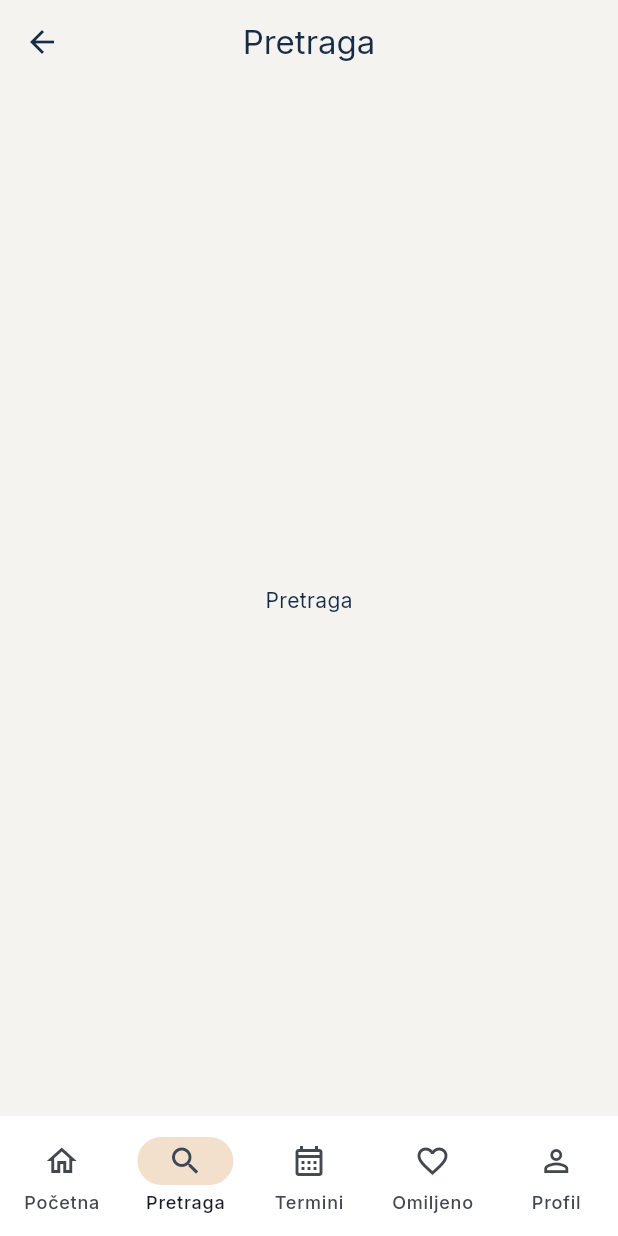
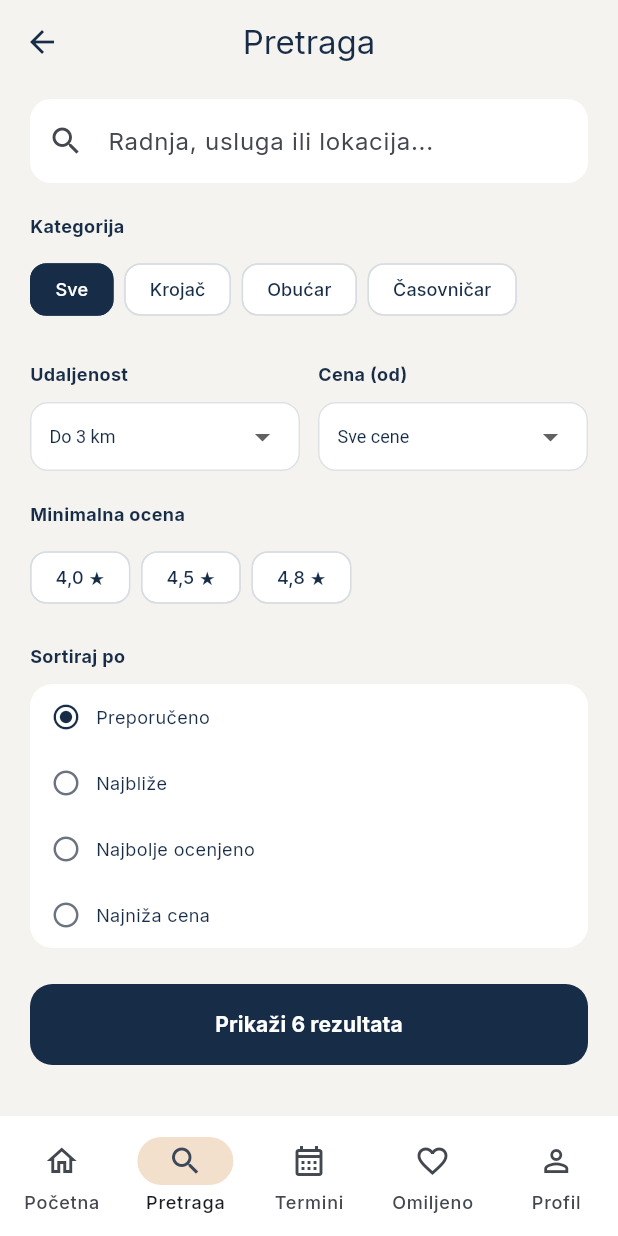
Before and after one commit to tamaravuj/zanat, a Flutter app: the MainShell screen opened by its route, item 2 of the bottom bar chosen, on a phone screen of 412 x 824 dp. Run offline on Flutter 3.47's test engine with Material 3 defaults, Android fonts, the phone set to English and light mode, and no system bars; our stand-ins replace google_fonts; network calls fail.

Commit message:
search and results screens

```diff
--- a/zanat/lib/navigation/app_router.dart
+++ b/zanat/lib/navigation/app_router.dart
@@ -8,6 +8,8 @@ import '../screens/auth/splash_screen.dart';
 import 'app_routes.dart';
 import 'main_shell.dart';
 import '../screens/categories_screen.dart';
+import '../models/search_filters.dart';
+import '../screens/search_results_screen.dart';
 
 class AppRouter {
   AppRouter._();
@@ -28,6 +30,12 @@ class AppRouter {
         return MaterialPageRoute(builder: (_) => const MainShell());
       case AppRoutes.categories:
         return MaterialPageRoute(builder: (_) => const CategoriesScreen());
+      case AppRoutes.searchResults:
+        final filters =
+            settings.arguments as SearchFilters? ?? const SearchFilters();
+        return MaterialPageRoute(
+          builder: (_) => SearchResultsScreen(filters: filters),
+        );
       // Ostale rute dodajemo uz svaki novi ekran.
       default:
         return MaterialPageRoute(
--- a/zanat/lib/navigation/main_shell.dart
+++ b/zanat/lib/navigation/main_shell.dart
@@ -1,6 +1,7 @@
 import 'package:flutter/material.dart';
 
 import '../screens/home_screen.dart';
+import '../screens/search_screen.dart';
 
 class MainShell extends StatefulWidget {
   const MainShell({super.key});
@@ -16,7 +17,7 @@ class _MainShellState extends State<MainShell> {
 
   List<Widget> get _pages => [
     HomeScreen(onTabSelected: _select),
-    const _Placeholder('Pretraga'),
+    const SearchScreen(),
     const _Placeholder('Moji termini'),
     const _Placeholder('Omiljeno'),
     const _Placeholder('Profil'),
--- /dev/null
+++ b/zanat/lib/screens/search_results_screen.dart
@@ -0,0 +1,81 @@
+import 'package:flutter/material.dart';
+import 'package:zanat/models/shop.dart';
+
+import '../core/theme/app_colors.dart';
+import '../models/search_filters.dart';
+import '../navigation/app_routes.dart';
+import '../services/mock_data.dart';
+import '../widgets/shop_card.dart';
+
+class SearchResultsScreen extends StatelessWidget {
+  final SearchFilters filters;
+  const SearchResultsScreen({super.key, required this.filters});
+
+  @override
+  Widget build(BuildContext context) {
+    final results = filters.apply(MockData.shops);
+
+    return Scaffold(
+      appBar: AppBar(
+        title: Text(filters.category?.label ?? 'Rezultati pretrage'),
+      ),
+      body: results.isEmpty
+          ? const Center(
+              child: Padding(
+                padding: EdgeInsets.all(32),
+                child: Column(
+                  mainAxisSize: MainAxisSize.min,
+                  children: [
+                    Icon(
+                      Icons.search_off,
+                      size: 36,
+                      color: AppColors.textSecondary,
+                    ),
+                    SizedBox(height: 12),
+                    Text(
+                      'Nema rezultata',
+                      style: TextStyle(
+                        fontSize: 14,
+                        fontWeight: FontWeight.w700,
+                      ),
+                    ),
+                    SizedBox(height: 6),
+                    Text(
+                      'Probaj da promeniš ili ukloniš neke filtere.',
+                      textAlign: TextAlign.center,
+                      style: TextStyle(
+                        fontSize: 12,
+                        color: AppColors.textSecondary,
+                      ),
+                    ),
+                  ],
+                ),
+              ),
+            )
+          : ListView(
+              padding: const EdgeInsets.fromLTRB(20, 8, 20, 24),
+              children: [
+                Padding(
+                  padding: const EdgeInsets.only(bottom: 16),
+                  child: Text(
+                    'Rezultata: ${results.length}',
+                    style: const TextStyle(fontSize: 12),
+                  ),
+                ),
+                for (final s in results) ...[
+                  ShopCard(
+                    shop: s,
+                    horizontal: true,
+                    onTap: () => Navigator.pushNamed(
+                      context,
+                      AppRoutes.shopDetails,
+                      arguments: s,
+                    ),
+                  ),
+                  const SizedBox(height: 13),
+                ],
+              ],
+            ),
+    );
+  }
+}
--- /dev/null
+++ b/zanat/lib/screens/search_screen.dart
@@ -0,0 +1,245 @@
+import 'package:flutter/material.dart';
+
+import '../core/theme/app_colors.dart';
+import '../core/utils/formatters.dart';
+import '../models/search_filters.dart';
+import '../models/shop.dart';
+import '../navigation/app_routes.dart';
+import '../services/mock_data.dart';
+import '../widgets/primary_button.dart';
+
+class SearchScreen extends StatefulWidget {
+  const SearchScreen({super.key});
+
+  @override
+  State<SearchScreen> createState() => _SearchScreenState();
+}
+
+class _SearchScreenState extends State<SearchScreen> {
+  final _controller = TextEditingController();
+  ShopCategory? _category;
+  double _maxDistance = 3;
+  int _maxPrice = 0; // 0 = sve cene
+  double _minRating = 0;
+  SortOption _sort = SortOption.recommended;
+
+  @override
+  void dispose() {
+    _controller.dispose();
+    super.dispose();
+  }
+
+  SearchFilters get _filters => SearchFilters(
+    query: _controller.text,
+    category: _category,
+    maxDistanceKm: _maxDistance,
+    maxPrice: _maxPrice == 0 ? null : _maxPrice,
+    minRating: _minRating,
+    sort: _sort,
+  );
+
+  Widget _label(String text) => Padding(
+    padding: const EdgeInsets.only(top: 20, bottom: 10),
+    child: Text(
+      text,
+      style: const TextStyle(fontSize: 12, fontWeight: FontWeight.w700),
+    ),
+  );
+
+  Widget _chip(String label, bool selected, VoidCallback onTap) {
+    return ChoiceChip(
+      label: Text(label),
+      selected: selected,
+      onSelected: (_) => onTap(),
+      showCheckmark: false,
+      selectedColor: AppColors.primary,
+      backgroundColor: Colors.white,
+      labelStyle: TextStyle(
+        fontSize: 12,
+        color: selected ? Colors.white : AppColors.textPrimary,
+      ),
+      side: BorderSide(
+        color: selected ? AppColors.primary : const Color(0xFFD8DDE1),
+      ),
+      shape: RoundedRectangleBorder(borderRadius: BorderRadius.circular(11)),
+    );
+  }
+
+  Widget _dropdown<T>({
+    required T value,
+    required List<(T, String)> items,
+    required ValueChanged<T?> onChanged,
+  }) {
+    return Container(
+      height: 46,
+      padding: const EdgeInsets.symmetric(horizontal: 12),
+      decoration: BoxDecoration(
+        color: Colors.white,
+        borderRadius: BorderRadius.circular(12),
+        border: Border.all(color: const Color(0xFFDFE2E5)),
+      ),
+      child: DropdownButtonHideUnderline(
+        child: DropdownButton<T>(
+          isExpanded: true,
+          value: value,
+          style: const TextStyle(fontSize: 12, color: AppColors.textPrimary),
+          items: [
+            for (final e in items)
+              DropdownMenuItem<T>(value: e.$1, child: Text(e.$2)),
+          ],
+          onChanged: onChanged,
+        ),
+      ),
+    );
+  }
+
+  @override
+  Widget build(BuildContext context) {
+    final count = _filters.apply(MockData.shops).length;
+
+    const sortLabels = {
+      SortOption.recommended: 'Preporučeno',
+      SortOption.nearest: 'Najbliže',
+      SortOption.topRated: 'Najbolje ocenjeno',
+      SortOption.lowestPrice: 'Najniža cena',
+    };
+
+    return Scaffold(
+      appBar: AppBar(title: const Text('Pretraga')),
+      body: ListView(
+        padding: const EdgeInsets.fromLTRB(20, 10, 20, 24),
+        children: [
+          TextField(
+            controller: _controller,
+            onChanged: (_) => setState(() {}),
+            decoration: const InputDecoration(
+              hintText: 'Radnja, usluga ili lokacija...',
+              prefixIcon: Icon(Icons.search),
+            ),
+          ),
+          _label('Kategorija'),
+          Wrap(
+            spacing: 7,
+            runSpacing: 7,
+            children: [
+              _chip(
+                'Sve',
+                _category == null,
+                () => setState(() => _category = null),
+              ),
+              for (final c in ShopCategory.values)
+                _chip(
+                  c.singular,
+                  _category == c,
+                  () => setState(() => _category = c),
+                ),
+            ],
+          ),
+          const SizedBox(height: 4),
+          Row(
+            crossAxisAlignment: CrossAxisAlignment.start,
+            children: [
+              Expanded(
+                child: Column(
+                  crossAxisAlignment: CrossAxisAlignment.start,
+                  children: [
+                    _label('Udaljenost'),
+                    _dropdown<double>(
+                      value: _maxDistance,
+                      items: const [
+                        (1.0, 'Do 1 km'),
+                        (3.0, 'Do 3 km'),
+                        (5.0, 'Do 5 km'),
+                        (double.infinity, 'Bilo koja'),
+                      ],
+                      onChanged: (v) => setState(() => _maxDistance = v!),
+                    ),
+                  ],
+                ),
+              ),
+              const SizedBox(width: 12),
+              Expanded(
+                child: Column(
+                  crossAxisAlignment: CrossAxisAlignment.start,
+                  children: [
+                    _label('Cena (od)'),
+                    _dropdown<int>(
+                      value: _maxPrice,
+                      items: const [
+                        (0, 'Sve cene'),
+                        (700, 'Do 700 RSD'),
+                        (1000, 'Do 1.000 RSD'),
+                        (2000, 'Do 2.000 RSD'),
+                      ],
+                      onChanged: (v) => setState(() => _maxPrice = v!),
+                    ),
+                  ],
+                ),
+              ),
+            ],
+          ),
+          _label('Minimalna ocena'),
+          Wrap(
+            spacing: 7,
+            children: [
+              for (final r in const [4.0, 4.5, 4.8])
+                _chip(
+                  '${formatRating(r)} ★',
+                  _minRating == r,
+                  () => setState(() => _minRating = _minRating == r ? 0 : r),
+                ),
+            ],
+          ),
+          _label('Sortiraj po'),
+          Container(
+            decoration: BoxDecoration(
+              color: Colors.white,
+              borderRadius: BorderRadius.circular(15),
+            ),
+            child: Column(
+              children: [
+                for (final o in SortOption.values)
+                  InkWell(
+                    onTap: () => setState(() => _sort = o),
+                    child: Padding(
+                      padding: const EdgeInsets.symmetric(
+                        horizontal: 14,
+                        vertical: 12,
+                      ),
+                      child: Row(
+                        children: [
+                          Icon(
+                            _sort == o
+                                ? Icons.radio_button_checked
+                                : Icons.radio_button_unchecked,
+                            size: 20,
+                            color: _sort == o
+                                ? AppColors.primary
+                                : AppColors.textSecondary,
+                          ),
+                          const SizedBox(width: 10),
+                          Text(
+                            sortLabels[o]!,
+                            style: const TextStyle(fontSize: 12),
+                          ),
+                        ],
+                      ),
+                    ),
+                  ),
+              ],
+            ),
+          ),
+          const SizedBox(height: 24),
+          PrimaryButton(
+            label: 'Prikaži $count rezultata',
+            onPressed: () => Navigator.pushNamed(
+              context,
+              AppRoutes.searchResults,
+              arguments: _filters,
+            ),
+          ),
+        ],
+      ),
+    );
+  }
+}
```
